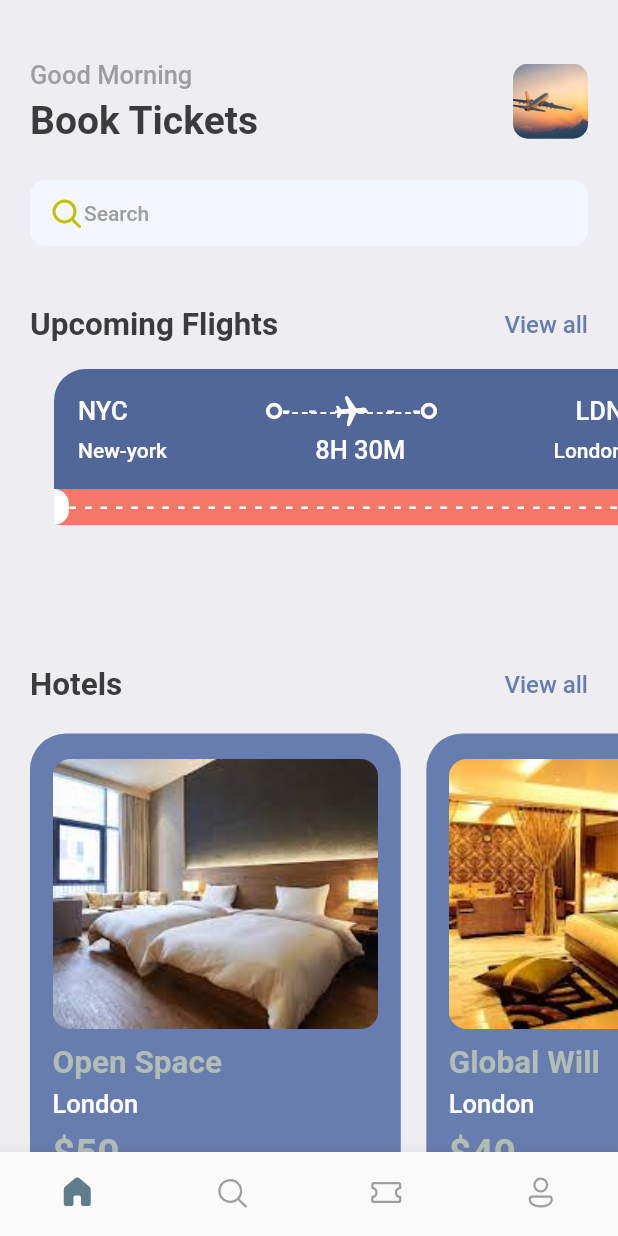
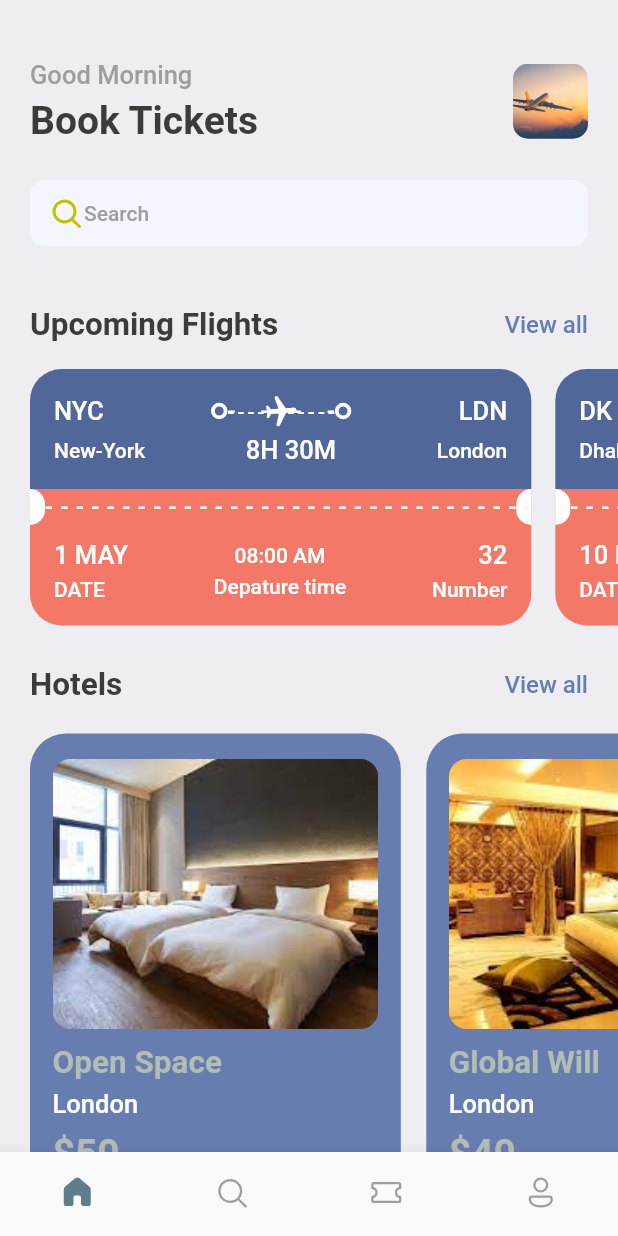
Before and after one commit to jabirkhalif/flutter_ticket_app, a Flutter app: the screen it shows after launch, on a phone screen of 412 x 824 dp. Run offline on Flutter 3.47's test engine with Material 2 defaults, Android fonts, the phone set to English and light mode, and no system bars; our stand-ins replace fluentui_icons.

Commit message:
homescreen design done

```diff
--- a/lib/screens/ticket_view.dart
+++ b/lib/screens/ticket_view.dart
@@ -5,16 +5,17 @@ import 'package:flutter/material.dart';
 import '../utils/app_styles.dart';
 
 class Ticket extends StatelessWidget {
-  const Ticket({super.key});
+  final Map<String, dynamic> ticketDetails;
+  const Ticket({super.key, required this.ticketDetails});
 
   @override
   Widget build(BuildContext context) {
     final size = AppLayout.getSize(context);
     return SizedBox(
-      width: size.width,
+      width: size.width * 0.85,
       height: 200,
       child: Container(
-        margin: const EdgeInsets.only(left: 16, top: 17),
+        margin: const EdgeInsets.only(right: 16, top: 17),
         child: Column(
           children: [
             Container(
@@ -29,7 +30,7 @@ class Ticket extends StatelessWidget {
                   Row(
                     children: [
                       Text(
-                        "NYC",
+                        "${ticketDetails['from']['code']}",
                         style:
                             Styles.headLineStyle3.copyWith(color: Colors.white),
                       ),
@@ -97,7 +98,7 @@ class Ticket extends StatelessWidget {
                       const ThickContainer(),
                       Expanded(child: Container()),
                       Text(
-                        "LDN",
+                        "${ticketDetails['to']['code']}",
                         style:
                             Styles.headLineStyle3.copyWith(color: Colors.white),
                       )
@@ -109,17 +110,17 @@ class Ticket extends StatelessWidget {
                       mainAxisAlignment: MainAxisAlignment.spaceBetween,
                       children: [
                         Text(
-                          "New-york",
+                          "${ticketDetails['from']['name']}",
                           style: Styles.headLineStyle4
                               .copyWith(color: Colors.white),
                         ),
                         Text(
-                          "8H 30M",
+                          "${ticketDetails['flying_time']}",
                           style: Styles.headLineStyle3
                               .copyWith(color: Colors.white),
                         ),
                         Text(
-                          "London",
+                          "${ticketDetails['to']['name']}",
                           style: Styles.headLineStyle4
                               .copyWith(color: Colors.white),
                         ),
@@ -177,6 +178,69 @@ class Ticket extends StatelessWidget {
                       ))),
                 ],
               ),
+            ),
+            //bottom container
+            Container(
+              decoration: BoxDecoration(
+                  color: Styles.orangeColor,
+                  borderRadius: const BorderRadius.only(
+                      bottomLeft: Radius.circular(21),
+                      bottomRight: Radius.circular(21))),
+              padding: const EdgeInsets.only(
+                  top: 10, bottom: 16, left: 16, right: 16),
+              child: Row(
+                mainAxisAlignment: MainAxisAlignment.spaceBetween,
+                children: [
+                  Column(
+                    crossAxisAlignment: CrossAxisAlignment.start,
+                    children: [
+                      Text(
+                        "${ticketDetails['date']}",
+                        style:
+                            Styles.headLineStyle3.copyWith(color: Colors.white),
+                      ),
+                      const SizedBox(height: 5, width: 5),
+                      Text(
+                        'DATE',
+                        style:
+                            Styles.headLineStyle4.copyWith(color: Colors.white),
+                      )
+                    ],
+                  ),
+                  Column(
+                    crossAxisAlignment: CrossAxisAlignment.center,
+                    children: [
+                      Text(
+                        "${ticketDetails['departure_time']}",
+                        style:
+                            Styles.headLineStyle4.copyWith(color: Colors.white),
+                      ),
+                      const SizedBox(height: 5, width: 5),
+                      Text(
+                        'Depature time',
+                        style:
+                            Styles.headLineStyle4.copyWith(color: Colors.white),
+                      )
+                    ],
+                  ),
+                  Column(
+                    crossAxisAlignment: CrossAxisAlignment.end,
+                    children: [
+                      Text(
+                        '32',
+                        style:
+                            Styles.headLineStyle3.copyWith(color: Colors.white),
+                      ),
+                      const SizedBox(height: 5, width: 5),
+                      Text(
+                        'Number',
+                        style:
+                            Styles.headLineStyle4.copyWith(color: Colors.white),
+                      )
+                    ],
+                  )
+                ],
+              ),
             )
           ],
         ),
```
